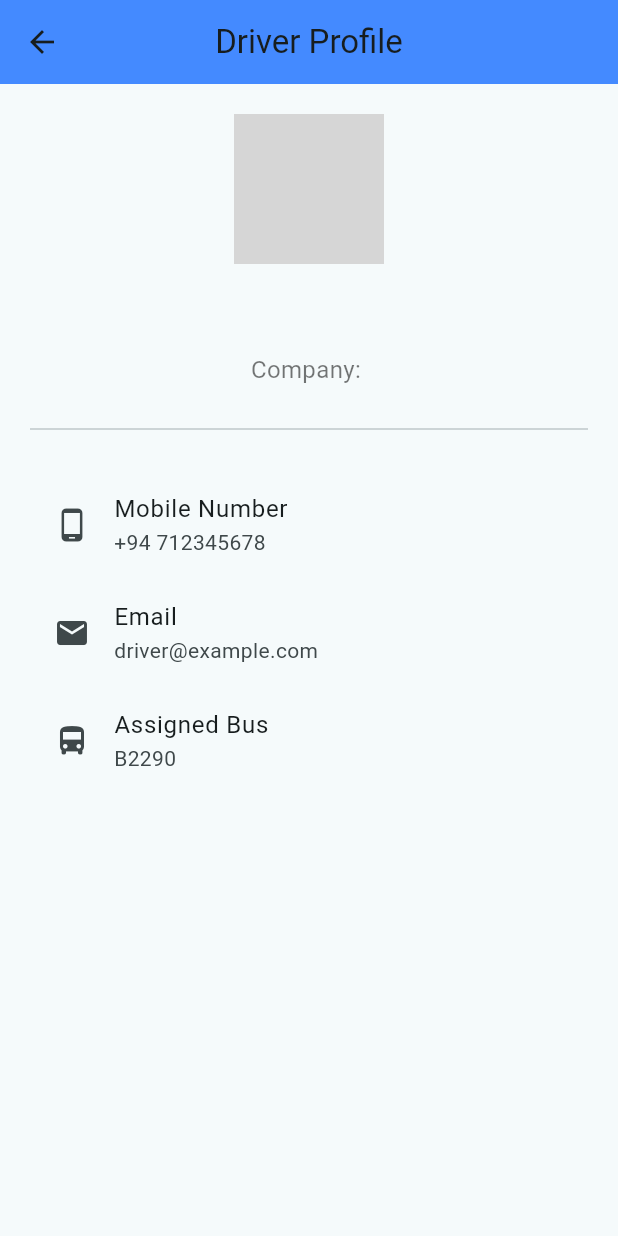
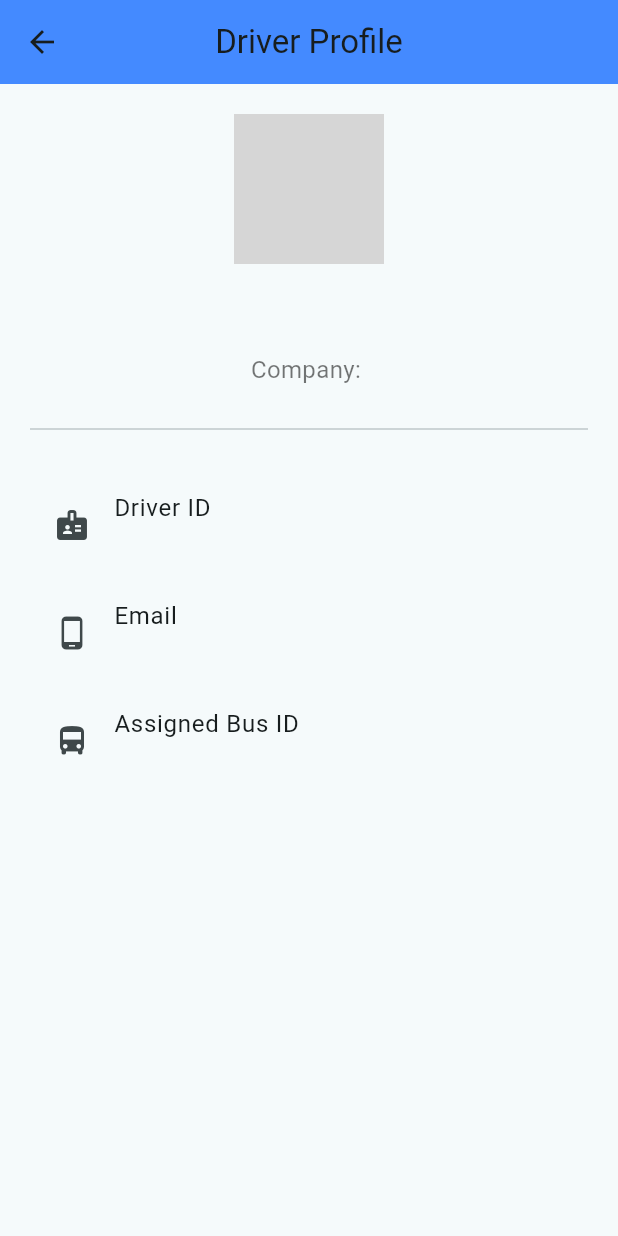
Before and after one commit to RaninduAmarasinghe/BusBuddy-FrontEnd, a Flutter app: the HomePage screen opened directly with empty values, after a tap on "Profile", on a phone screen of 412 x 824 dp. Run offline on Flutter 3.47's test engine with Material 3 defaults, Android fonts, the phone set to English and light mode, and no system bars; our stand-ins replace google_maps_flutter, location; missing offline and left inert: stomp_dart_client; grey boxes are pictures that could not be loaded.

Commit message:
profile dart page update fetch to real data

```diff
--- a/lib/Driver/home_page.dart
+++ b/lib/Driver/home_page.dart
@@ -5,17 +5,21 @@ import 'package:busbuddy_frontend/Driver/messages_page.dart';
 import 'package:busbuddy_frontend/Driver/profile_page.dart';
 
 class HomePage extends StatefulWidget {
+  final String driverId;
+  final String driverName;
+  final String driverEmail;
+  final String companyName;
+  final String busId;
   final String companyId;
-  final String companyName;
-  final String driverName;
-  final String busId; // Changed from busNumber to busId
 
   const HomePage({
     super.key,
+    required this.driverId,
+    required this.driverName,
+    required this.driverEmail,
+    required this.companyName,
+    required this.busId,
     required this.companyId,
-    required this.companyName,
-    required this.driverName,
-    required this.busId, // Changed from busNumber to busId
   });
 
   @override
@@ -27,7 +31,7 @@ class _HomePageState extends State<HomePage> {
   Widget build(BuildContext context) {
     return Scaffold(
       appBar: AppBar(
-        title: Text('Home Page', style: TextStyle(color: Colors.black)),
+        title: const Text('Home Page', style: TextStyle(color: Colors.black)),
         centerTitle: true,
         backgroundColor: Colors.transparent,
         elevation: 0,
@@ -35,56 +39,59 @@ class _HomePageState extends State<HomePage> {
       body: SingleChildScrollView(
         child: Column(
           children: [
-            // Top Section (Company and Driver Info)
-            Container(
+            _buildHeader(),
+            const SizedBox(height: 30),
+            _buildGridMenu(context),
+          ],
+        ),
+      ),
+    );
+  }
+
+  Widget _buildHeader() {
+    return Container(
       height: 180,
       decoration: BoxDecoration(
         color: Colors.grey[100],
-                borderRadius: BorderRadius.only(
+        borderRadius: const BorderRadius.only(
           bottomLeft: Radius.circular(30),
           bottomRight: Radius.circular(30),
         ),
       ),
-              child: Padding(
       padding: const EdgeInsets.all(20.0),
       child: Column(
         crossAxisAlignment: CrossAxisAlignment.start,
         mainAxisAlignment: MainAxisAlignment.center,
         children: [
           Text(
-                      widget.companyName.isEmpty
-                          ? 'Loading...'
-                          : widget.companyName,
-                      style: TextStyle(
+            widget.companyName.isEmpty ? 'Loading...' : widget.companyName,
+            style: const TextStyle(
               fontSize: 26,
               fontWeight: FontWeight.bold,
               color: Colors.black87,
             ),
           ),
-                    SizedBox(height: 8),
+          const SizedBox(height: 8),
           Text(
             widget.driverName.isEmpty
                 ? 'Loading...'
                 : "Hi, ${widget.driverName}",
-                      style: TextStyle(
+            style: const TextStyle(
               fontSize: 18,
               color: Colors.black54,
             ),
           ),
         ],
       ),
-              ),
-            ),
+    );
+  }
 
-            // Spacer
-            SizedBox(height: 30),
-
-            // Buttons Section (Grid of actions)
-            Padding(
+  Widget _buildGridMenu(BuildContext context) {
+    return Padding(
       padding: const EdgeInsets.symmetric(horizontal: 20.0),
       child: GridView.count(
         shrinkWrap: true,
-                physics: NeverScrollableScrollPhysics(),
+        physics: const NeverScrollableScrollPhysics(),
         crossAxisCount: 2,
         crossAxisSpacing: 20,
         mainAxisSpacing: 20,
@@ -97,22 +104,26 @@ class _HomePageState extends State<HomePage> {
                 context,
                 MaterialPageRoute(
                   builder: (context) => ProfilePage(
+                    driverId: widget.driverId,
                     driverName: widget.driverName,
-                                  companyName: widget.companyName)));
+                    driverEmail: widget.driverEmail,
+                    companyName: widget.companyName,
+                    busId: widget.busId,
+                  ),
+                ),
+              );
             },
           ),
           _buildCardButton(
             icon: Icons.directions_bus,
             label: "Buses",
-                    // Inside the "Buses" button's onTap in home_page.dart
             onTap: () {
               Navigator.push(
                 context,
                 MaterialPageRoute(
                   builder: (context) => BusesPage(
                     companyId: widget.companyId,
-                            busId: widget
-                                .busId, // Pass the actual busId from login
+                    busId: widget.busId,
                   ),
                 ),
               );
@@ -125,7 +136,9 @@ class _HomePageState extends State<HomePage> {
               Navigator.push(
                 context,
                 MaterialPageRoute(
-                              builder: (context) => const NotificationsPage()));
+                  builder: (context) => const NotificationsPage(),
+                ),
+              );
             },
           ),
           _buildCardButton(
@@ -135,26 +148,23 @@ class _HomePageState extends State<HomePage> {
               Navigator.push(
                 context,
                 MaterialPageRoute(
-                              builder: (context) => const MessagesPage()));
+                  builder: (context) => const MessagesPage(),
+                ),
+              );
             },
           ),
         ],
       ),
-            ),
-          ],
-        ),
-      ),
     );
   }
 
-  // Helper function to create a card button
   Widget _buildCardButton({
     required IconData icon,
     required String label,
-    required Function onTap,
+    required VoidCallback onTap,
   }) {
     return InkWell(
-      onTap: () => onTap(),
+      onTap: onTap,
       borderRadius: BorderRadius.circular(12),
       child: Card(
         elevation: 3,
@@ -169,18 +179,13 @@ class _HomePageState extends State<HomePage> {
           ),
           child: Column(
             mainAxisAlignment: MainAxisAlignment.center,
-            crossAxisAlignment: CrossAxisAlignment.center,
             children: [
-              Icon(
-                icon,
-                size: 50,
-                color: Colors.blueAccent,
-              ),
-              SizedBox(height: 10),
+              Icon(icon, size: 50, color: Colors.blueAccent),
+              const SizedBox(height: 10),
               Text(
                 label,
                 textAlign: TextAlign.center,
-                style: TextStyle(
+                style: const TextStyle(
                   fontSize: 16,
                   fontWeight: FontWeight.w500,
                   color: Colors.black87,
--- a/lib/Driver/profile_page.dart
+++ b/lib/Driver/profile_page.dart
@@ -1,13 +1,19 @@
 import 'package:flutter/material.dart';
 
 class ProfilePage extends StatelessWidget {
+  final String driverId;
   final String driverName;
+  final String driverEmail;
   final String companyName;
+  final String busId;
 
   const ProfilePage({
     super.key,
+    required this.driverId,
     required this.driverName,
+    required this.driverEmail,
     required this.companyName,
+    required this.busId,
   });
 
   @override
@@ -24,8 +30,7 @@ class ProfilePage extends StatelessWidget {
           children: [
             const CircleAvatar(
               radius: 50,
-              backgroundImage: AssetImage(
-                  'assets/profile.png'), // You can update this to a network image if needed
+              backgroundImage: AssetImage('assets/profile.png'),
             ),
             const SizedBox(height: 20),
             Text(
@@ -40,22 +45,20 @@ class ProfilePage extends StatelessWidget {
             const SizedBox(height: 20),
             const Divider(thickness: 1),
             const SizedBox(height: 20),
-
-            // Example Profile Info
+            ListTile(
+              leading: const Icon(Icons.badge),
+              title: const Text("Driver ID"),
+              subtitle: Text(driverId),
+            ),
             ListTile(
               leading: const Icon(Icons.phone_android),
-              title: const Text("Mobile Number"),
-              subtitle: const Text("+94 712345678"), // Replace if needed
-            ),
-            ListTile(
-              leading: const Icon(Icons.email),
               title: const Text("Email"),
-              subtitle: const Text("driver@example.com"), // Replace if needed
+              subtitle: Text(driverEmail),
             ),
             ListTile(
               leading: const Icon(Icons.directions_bus),
-              title: const Text("Assigned Bus"),
-              subtitle: const Text("B2290"), // Replace dynamically if available
+              title: const Text("Assigned Bus ID"),
+              subtitle: Text(busId),
             ),
           ],
         ),
```
Also changed, not shown: lib/Driver/login.dart (+49 -46 lines). Lines whose indentation alone changed are shown as unchanged.
